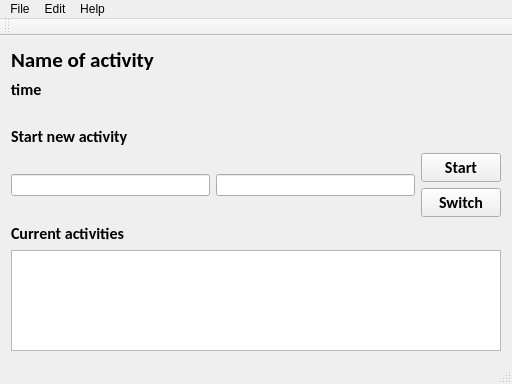
The window that ui/MainWindow.ui (gelldur/Kino-Time-Tracker) describes before a commit, drawn with Qt 5.
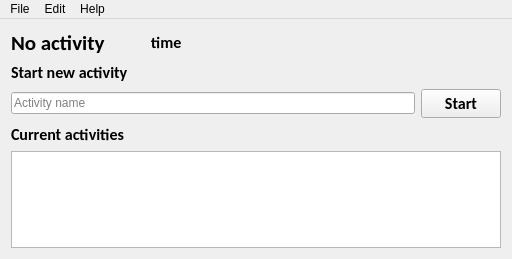
The same window after the commit.

Commit message: Issue #28 Adding new window look

Patch:
```diff
--- a/ui/MainWindow.ui
+++ b/ui/MainWindow.ui
@@ -7,26 +7,42 @@
     <x>0</x>
     <y>0</y>
     <width>512</width>
-    <height>384</height>
+    <height>259</height>
    </rect>
   </property>
+  <property name="sizePolicy">
+   <sizepolicy hsizetype="Minimum" vsizetype="Minimum">
+    <horstretch>0</horstretch>
+    <verstretch>0</verstretch>
+   </sizepolicy>
+  </property>
   <property name="minimumSize">
    <size>
     <width>512</width>
-    <height>384</height>
+    <height>259</height>
    </size>
   </property>
   <property name="windowTitle">
    <string>MainWindow</string>
   </property>
   <widget class="QWidget" name="centralWidget">
-   <layout class="QVBoxLayout" name="verticalLayout_6">
+   <property name="focusPolicy">
+    <enum>Qt::StrongFocus</enum>
+   </property>
+   <layout class="QVBoxLayout" name="verticalLayout">
     <item>
-     <layout class="QVBoxLayout" name="verticalLayout_5">
+     <layout class="QHBoxLayout" name="horizontalLayout_2">
+      <property name="sizeConstraint">
+       <enum>QLayout::SetMaximumSize</enum>
+      </property>
       <item>
-       <layout class="QVBoxLayout" name="verticalLayout_2">
-        <item>
-         <widget class="QLabel" name="label_3">
+       <widget class="QLabel" name="labelActivityName">
+        <property name="sizePolicy">
+         <sizepolicy hsizetype="Maximum" vsizetype="Maximum">
+          <horstretch>0</horstretch>
+          <verstretch>0</verstretch>
+         </sizepolicy>
+        </property>
           <property name="font">
            <font>
             <family>Calibri</family>
@@ -36,12 +52,37 @@
            </font>
           </property>
           <property name="text">
-           <string>Name of activity</string>
+         <string>No activity</string>
           </property>
          </widget>
         </item>
         <item>
-         <widget class="QLabel" name="label_4">
+       <spacer name="horizontalSpacer">
+        <property name="orientation">
+         <enum>Qt::Horizontal</enum>
+        </property>
+        <property name="sizeType">
+         <enum>QSizePolicy::Maximum</enum>
+        </property>
+        <property name="sizeHint" stdset="0">
+         <size>
+          <width>40</width>
+          <height>20</height>
+         </size>
+        </property>
+       </spacer>
+      </item>
+      <item>
+       <widget class="QLabel" name="labelTime">
+        <property name="enabled">
+         <bool>true</bool>
+        </property>
+        <property name="sizePolicy">
+         <sizepolicy hsizetype="Maximum" vsizetype="Maximum">
+          <horstretch>0</horstretch>
+          <verstretch>0</verstretch>
+         </sizepolicy>
+        </property>
           <property name="font">
            <font>
             <family>Calibri</family>
@@ -55,14 +96,18 @@
           </property>
          </widget>
         </item>
-       </layout>
-      </item>
       <item>
-       <widget class="QLabel" name="label_5">
-        <property name="text">
-         <string/>
+       <spacer name="horizontalSpacer_2">
+        <property name="orientation">
+         <enum>Qt::Horizontal</enum>
         </property>
-       </widget>
+        <property name="sizeHint" stdset="0">
+         <size>
+          <width>40</width>
+          <height>20</height>
+         </size>
+        </property>
+       </spacer>
       </item>
      </layout>
     </item>
@@ -70,6 +115,12 @@
      <layout class="QVBoxLayout" name="verticalLayout_4">
       <item>
        <widget class="QLabel" name="label_2">
+        <property name="sizePolicy">
+         <sizepolicy hsizetype="Maximum" vsizetype="Maximum">
+          <horstretch>0</horstretch>
+          <verstretch>0</verstretch>
+         </sizepolicy>
+        </property>
         <property name="font">
          <font>
           <family>Calibri</family>
@@ -90,13 +141,11 @@
           <property name="text">
            <string/>
           </property>
+          <property name="placeholderText">
+           <string>Activity name</string>
+          </property>
          </widget>
         </item>
-        <item>
-         <widget class="QLineEdit" name="lineEdit_2"/>
-        </item>
-        <item>
-         <layout class="QVBoxLayout" name="verticalLayout">
           <item>
            <widget class="QPushButton" name="pushButton">
             <property name="font">
@@ -112,23 +161,6 @@
             </property>
            </widget>
           </item>
-          <item>
-           <widget class="QPushButton" name="pushButton_2">
-            <property name="font">
-             <font>
-              <family>Calibri</family>
-              <pointsize>12</pointsize>
-              <weight>75</weight>
-              <bold>true</bold>
-             </font>
-            </property>
-            <property name="text">
-             <string>Switch</string>
-            </property>
-           </widget>
-          </item>
-         </layout>
-        </item>
        </layout>
       </item>
      </layout>
@@ -137,6 +169,12 @@
      <layout class="QVBoxLayout" name="verticalLayout_3">
       <item>
        <widget class="QLabel" name="label">
+        <property name="sizePolicy">
+         <sizepolicy hsizetype="Maximum" vsizetype="Maximum">
+          <horstretch>0</horstretch>
+          <verstretch>0</verstretch>
+         </sizepolicy>
+        </property>
         <property name="font">
          <font>
           <family>Calibri</family>
@@ -151,7 +189,14 @@
        </widget>
       </item>
       <item>
-       <widget class="QListView" name="listView"/>
+       <widget class="QListView" name="listView">
+        <property name="sizePolicy">
+         <sizepolicy hsizetype="Minimum" vsizetype="Minimum">
+          <horstretch>0</horstretch>
+          <verstretch>0</verstretch>
+         </sizepolicy>
+        </property>
+       </widget>
       </item>
      </layout>
     </item>
@@ -186,15 +231,6 @@
    <addaction name="menuEdit"/>
    <addaction name="menuHelp_2"/>
   </widget>
-  <widget class="QToolBar" name="mainToolBar">
-   <attribute name="toolBarArea">
-    <enum>TopToolBarArea</enum>
-   </attribute>
-   <attribute name="toolBarBreak">
-    <bool>false</bool>
-   </attribute>
-  </widget>
-  <widget class="QStatusBar" name="statusBar"/>
   <action name="ActionAbout">
    <property name="text">
     <string>About</string>
```
Left out of the diff: 10 changed lines with no effect on the pictures. Lines whose indentation alone changed are shown as unchanged.
